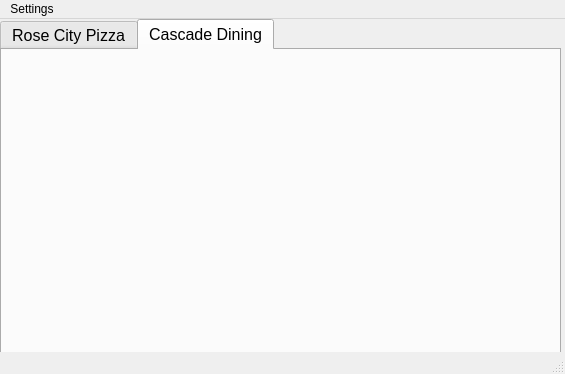
The window that lib/Main_UI.ui (Justind-hub/RoseUtils) describes before a commit, drawn with Qt 5.
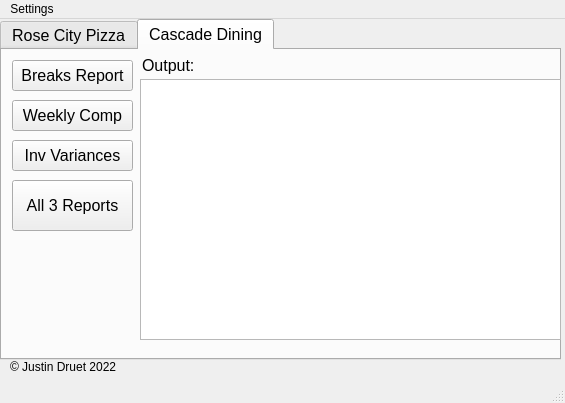
The same window after the commit. The open tabs and pages were chosen to show the change. Icons and pictures are not drawn.

Commit message: Added CCD support -> version 0.9

```diff
--- a/lib/Main_UI.ui
+++ b/lib/Main_UI.ui
@@ -13,7 +13,7 @@
     <x>0</x>
     <y>0</y>
     <width>565</width>
-    <height>374</height>
+    <height>403</height>
    </rect>
   </property>
   <property name="windowTitle">
@@ -33,7 +33,7 @@
       <x>0</x>
       <y>0</y>
       <width>561</width>
-      <height>371</height>
+      <height>341</height>
      </rect>
     </property>
     <property name="font">
@@ -176,26 +176,91 @@
        <string>Wkly DOR CSC</string>
       </property>
      </widget>
-     <widget class="QTextEdit" name="outputbox">
-      <property name="geometry">
-       <rect>
-        <x>140</x>
-        <y>30</y>
-        <width>421</width>
-        <height>261</height>
-       </rect>
-      </property>
-      <property name="font">
-       <font>
-        <pointsize>8</pointsize>
-       </font>
-      </property>
-     </widget>
     </widget>
     <widget class="QWidget" name="ccd">
      <attribute name="title">
       <string>Cascade Dining</string>
      </attribute>
+     <widget class="QLabel" name="label_4">
+      <property name="geometry">
+       <rect>
+        <x>140</x>
+        <y>0</y>
+        <width>91</width>
+        <height>31</height>
+       </rect>
+      </property>
+      <property name="text">
+       <string>Output:</string>
+      </property>
+     </widget>
+     <widget class="QPushButton" name="btn_weekly_compccd">
+      <property name="geometry">
+       <rect>
+        <x>10</x>
+        <y>50</y>
+        <width>121</width>
+        <height>31</height>
+       </rect>
+      </property>
+      <property name="mouseTracking">
+       <bool>false</bool>
+      </property>
+      <property name="text">
+       <string>Weekly Comp</string>
+      </property>
+      <property name="checkable">
+       <bool>false</bool>
+      </property>
+      <property name="autoDefault">
+       <bool>false</bool>
+      </property>
+      <property name="default">
+       <bool>false</bool>
+      </property>
+      <property name="flat">
+       <bool>false</bool>
+      </property>
+     </widget>
+     <widget class="QPushButton" name="btn_all3ccd">
+      <property name="geometry">
+       <rect>
+        <x>10</x>
+        <y>130</y>
+        <width>121</width>
+        <height>51</height>
+       </rect>
+      </property>
+      <property name="text">
+       <string>All 3 Reports</string>
+      </property>
+     </widget>
+     <widget class="QPushButton" name="btn_targetccd">
+      <property name="geometry">
+       <rect>
+        <x>10</x>
+        <y>90</y>
+        <width>121</width>
+        <height>31</height>
+       </rect>
+      </property>
+      <property name="text">
+       <string>Inv Variances</string>
+      </property>
+     </widget>
+     <widget class="QPushButton" name="btn_breaksccd">
+      <property name="geometry">
+       <rect>
+        <x>10</x>
+        <y>10</y>
+        <width>121</width>
+        <height>31</height>
+       </rect>
+      </property>
+      <property name="text">
+       <string>Breaks Report</string>
+      </property>
+     </widget>
     </widget>
    </widget>
    <widget class="QLabel" name="label">
@@ -217,6 +282,34 @@
      <bool>true</bool>
     </property>
    </widget>
+   <widget class="QLabel" name="label_2">
+    <property name="geometry">
+     <rect>
+      <x>10</x>
+      <y>340</y>
+      <width>131</width>
+      <height>16</height>
+     </rect>
+    </property>
+    <property name="text">
+     <string>© Justin Druet 2022</string>
+    </property>
+   </widget>
+   <widget class="QTextEdit" name="outputbox">
+    <property name="geometry">
+     <rect>
+      <x>140</x>
+      <y>60</y>
+      <width>421</width>
+      <height>261</height>
+     </rect>
+    </property>
+    <property name="font">
+     <font>
+      <pointsize>8</pointsize>
+     </font>
+    </property>
+   </widget>
   </widget>
   <widget class="QMenuBar" name="menubar">
    <property name="geometry">
```
Left out of the diff: 2 changed lines with no effect on the pictures. The commit also changes 2 other files.
